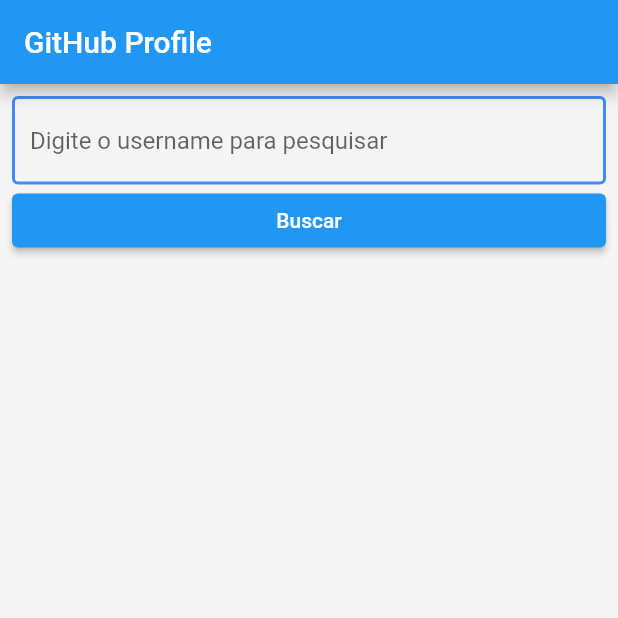
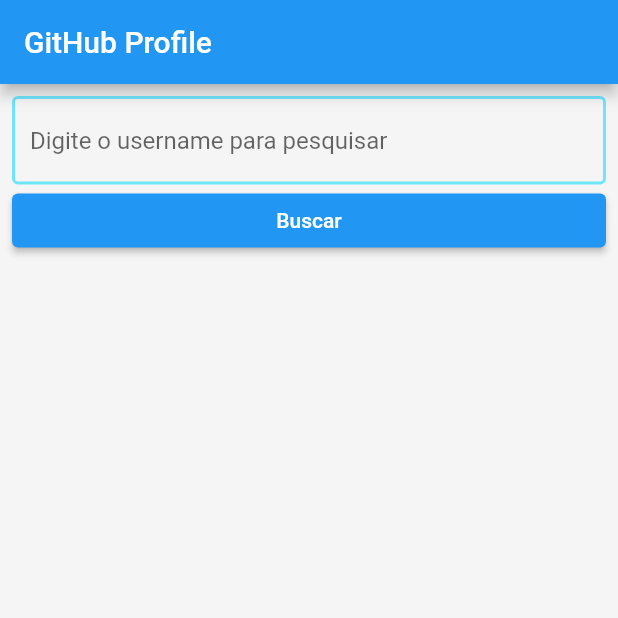
Before and after one commit to josemailson/github-api-app, a Flutter app: the screen it shows after launch, on a phone screen of 412 x 824 dp, the top half of it. Run offline on Flutter 3.47's test engine with Material 2 defaults, Android fonts, the phone set to English and light mode, and no system bars; our stand-ins replace dio.

Commit message:
feat: text styles and colors

```diff
--- a/lib/home/home_page.dart
+++ b/lib/home/home_page.dart
@@ -1,4 +1,6 @@
 import 'package:flutter/material.dart';
+import 'package:github_api_interface/resources/colors.dart';
+import 'package:github_api_interface/resources/text_style.dart';
 
 import 'home_controller.dart';
 import 'home_state.dart';
@@ -26,7 +28,7 @@
   Widget build(BuildContext context) {
     final screenWidth = MediaQuery.of(context).size.width;
     return Scaffold(
-        backgroundColor: const Color(0xFFF5F5F5),
+        backgroundColor: AppColors.graySuperLight,
         appBar: AppBar(title: const Text('GitHub Profile')),
         body: Padding(
           padding: const EdgeInsets.all(8.0),
@@ -43,11 +45,11 @@
                         hintText: 'Digite o username para pesquisar',
                         enabledBorder: OutlineInputBorder(
                           borderSide:
-                              BorderSide(width: 2, color: Colors.blueAccent),
+                              BorderSide(width: 2, color: AppColors.blueLight),
                         ),
                         focusedBorder: OutlineInputBorder(
-                          borderSide:
-                              BorderSide(width: 2, color: Colors.greenAccent),
+                          borderSide: BorderSide(
+                              width: 3, color: AppColors.blueVibrant),
                         ),
                       ),
                     )),
@@ -109,14 +111,26 @@
                                                 crossAxisAlignment:
                                                     CrossAxisAlignment.start,
                                                 children: [
-                                                  Text(state.homeModel.name),
+                                                  Text(state.homeModel.name,
+                                                      style: AppTextStyles
+                                                          .applicationTitle),
                                                   Text(
-                                                      'Username: ${state.homeModel.login}'),
-                                                  const Text('Company:'),
+                                                      'Username: ${state.homeModel.login}',
+                                                      style: AppTextStyles
+                                                          .example1),
+                                                  const Text('Company:',
+                                                      style: AppTextStyles
+                                                          .example1),
                                                   Text(
-                                                      'Location: ${state.homeModel.location}'),
-                                                  const Text('Blog:'),
-                                                  Text(state.homeModel.blog),
+                                                      'Location: ${state.homeModel.location}',
+                                                      style: AppTextStyles
+                                                          .example1),
+                                                  const Text('Blog:',
+                                                      style: AppTextStyles
+                                                          .example1),
+                                                  Text(state.homeModel.blog,
+                                                      style: AppTextStyles
+                                                          .example1),
                                                 ],
                                               ),
                                             ],
@@ -133,30 +147,40 @@
                                       children: [
                                         Column(
                                           children: [
-                                            const Text('Followers'),
-                                            Text(
-                                                '${state.homeModel.followers}'),
+                                            const Text('Followers',
+                                                style:
+                                                    AppTextStyles.filterTitle),
+                                            Text('${state.homeModel.followers}',
+                                                style: AppTextStyles.example1),
                                           ],
                                         ),
                                         Column(
                                           children: [
-                                            const Text('Following'),
-                                            Text(
-                                                '${state.homeModel.following}'),
+                                            const Text('Following',
+                                                style:
+                                                    AppTextStyles.filterTitle),
+                                            Text('${state.homeModel.following}',
+                                                style: AppTextStyles.example1),
                                           ],
                                         ),
                                         Column(
                                           children: [
-                                            const Text('Gists'),
+                                            const Text('Gists',
+                                                style:
+                                                    AppTextStyles.filterTitle),
                                             Text(
-                                                '${state.homeModel.public_gists}'),
+                                                '${state.homeModel.public_gists}',
+                                                style: AppTextStyles.example1),
                                           ],
                                         ),
                                         Column(
                                           children: [
-                                            const Text('Repos'),
+                                            const Text('Repos',
+                                                style:
+                                                    AppTextStyles.filterTitle),
                                             Text(
-                                                '${state.homeModel.public_repos}'),
+                                                '${state.homeModel.public_repos}',
+                                                style: AppTextStyles.example1),
                                           ],
                                         ),
                                       ],
@@ -167,11 +191,12 @@
                             ),
                             const Padding(
                                 padding: EdgeInsets.all(8.0),
-                                child: Text('Repositories')),
+                                child: Text('Repositories',
+                                    style: AppTextStyles.filterTitle)),
                             Container(
                               margin: const EdgeInsets.only(
                                   left: 12, right: 12, bottom: 12),
-                              height: 150,
+                              height: 160,
                               child: ListView.builder(
                                 scrollDirection: Axis.horizontal,
                                 itemCount: state.repositoryModelList.length,
@@ -187,14 +212,26 @@
                                             crossAxisAlignment:
                                                 CrossAxisAlignment.start,
                                             children: [
-                                              const Text('Repository Name:'),
-                                              Text(state
-                                                  .repositoryModelList[index]
-                                                  .full_name),
-                                              const Text('Repository Link:'),
-                                              Text(state
-                                                  .repositoryModelList[index]
-                                                  .html_url),
+                                              const Text('Repository Name:',
+                                                  style:
+                                                      AppTextStyles.repoTitle),
+                                              Text(
+                                                  state
+                                                      .repositoryModelList[
+                                                          index]
+                                                      .full_name,
+                                                  style: AppTextStyles
+                                                      .description),
+                                              const Text('Repository Link:',
+                                                  style:
+                                                      AppTextStyles.repoTitle),
+                                              Text(
+                                                  state
+                                                      .repositoryModelList[
+                                                          index]
+                                                      .html_url,
+                                                  style: AppTextStyles
+                                                      .description),
                                             ],
                                           ),
                                         ),
@@ -206,11 +243,12 @@
                             ),
                             const Padding(
                                 padding: EdgeInsets.all(8.0),
-                                child: Text('Starred')),
+                                child: Text('Starred',
+                                    style: AppTextStyles.filterTitle)),
                             Container(
                               margin: const EdgeInsets.only(
                                   left: 12, right: 12, bottom: 12),
-                              height: 150,
+                              height: 160,
                               child: ListView.builder(
                                 scrollDirection: Axis.horizontal,
                                 itemCount: state.starredModelList.length,
@@ -226,12 +264,22 @@
                                             crossAxisAlignment:
                                                 CrossAxisAlignment.start,
                                             children: [
-                                              const Text('Repository Name:'),
-                                              Text(state.starredModelList[index]
-                                                  .full_name),
-                                              const Text('Repository Link:'),
-                                              Text(state.starredModelList[index]
-                                                  .html_url),
+                                              const Text('Repository Name:',
+                                                  style:
+                                                      AppTextStyles.repoTitle),
+                                              Text(
+                                                  state.starredModelList[index]
+                                                      .full_name,
+                                                  style: AppTextStyles
+                                                      .description),
+                                              const Text('Repository Link:',
+                                                  style:
+                                                      AppTextStyles.repoTitle),
+                                              Text(
+                                                  state.starredModelList[index]
+                                                      .html_url,
+                                                  style: AppTextStyles
+                                                      .description),
                                             ],
                                           ),
                                         ),
--- /dev/null
+++ b/lib/resources/colors.dart
@@ -0,0 +1,12 @@
+import 'package:flutter/material.dart';
+
+class AppColors {
+  static const blueLight = Color(0xFF6FE5FF);
+  static const blueVibrant = Color(0xFF05EDE3);
+  static const grayLight = Color(0xFFEDEDED);
+  static const grayDark = Color(0xFF949393);
+  static const blackSwan = Color(0xFF000000);
+  static const grayTwo = Color(0xFFAEAEAE);
+  static const graySuperLight = Color(0xFFF5F5F5);
+  static const whiteSnow = Color(0xFFFFFFFF);
+}
--- /dev/null
+++ b/lib/resources/text_style.dart
@@ -0,0 +1,26 @@
+import 'package:flutter/material.dart';
+
+import 'colors.dart';
+
+class AppTextStyles {
+  static const applicationTitle = TextStyle(
+    fontSize: 24.0,
+    fontWeight: FontWeight.bold,
+    color: Colors.black,
+  );
+
+  static const filterTitle =
+      TextStyle(fontSize: 18.0, fontWeight: FontWeight.bold);
+
+  static const repoTitle =
+      TextStyle(fontSize: 16.0, fontWeight: FontWeight.bold);
+
+  static const description =
+      TextStyle(fontSize: 16.0, fontWeight: FontWeight.normal);
+
+  static const example1 = TextStyle(
+    fontSize: 15.0,
+    fontWeight: FontWeight.normal,
+    color: AppColors.blackSwan,
+  );
+}
```
